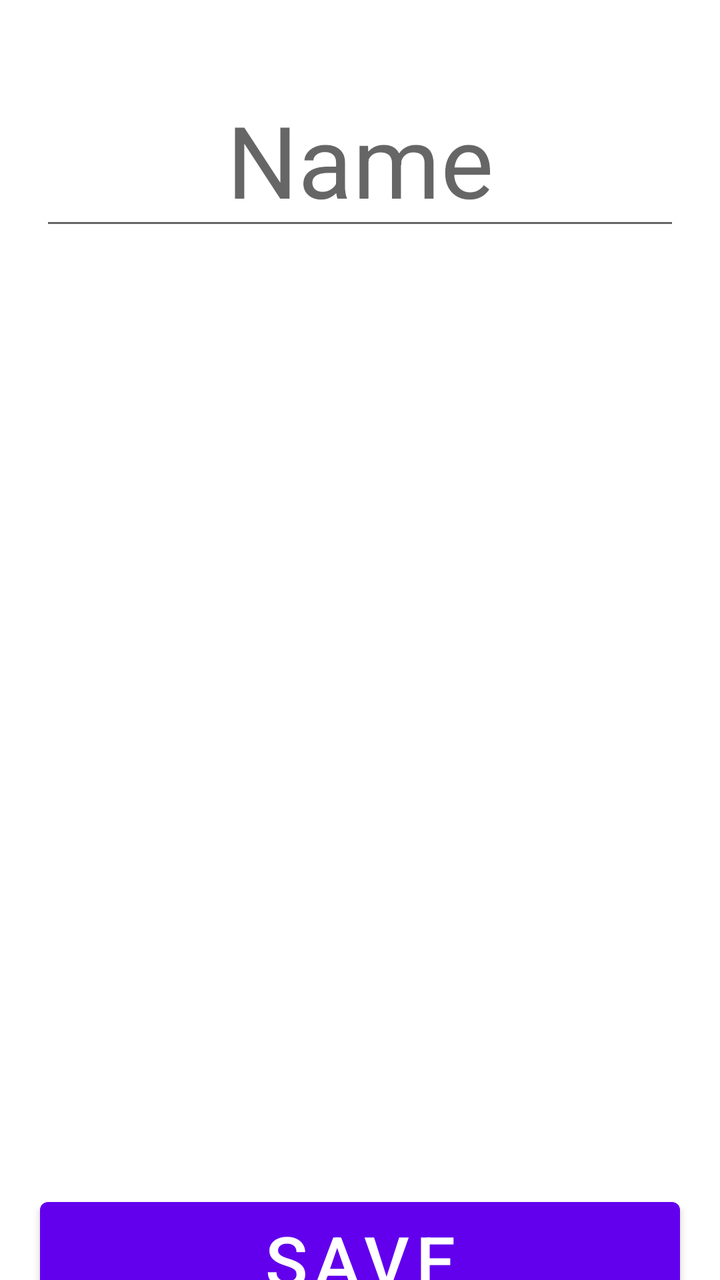
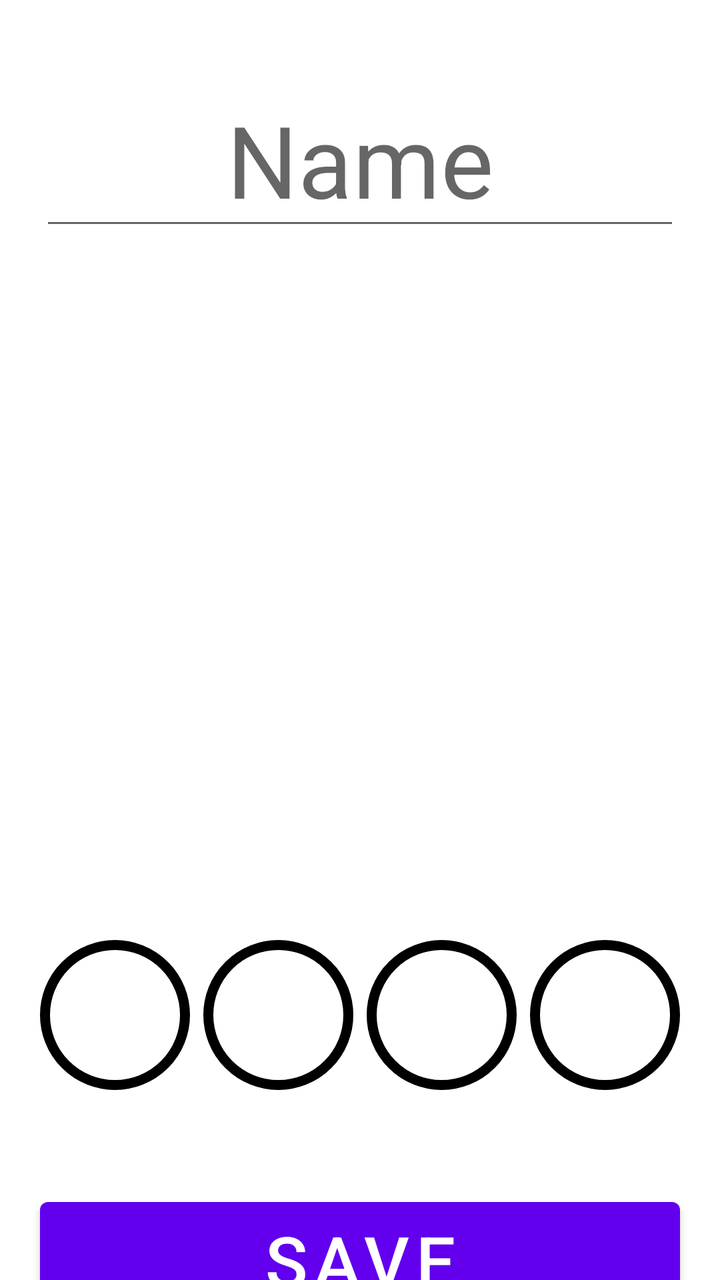

The first picture is an Android layout as it rendered before a commit; the second is the same layout after the commit. The layout source and the unified diff follow.
<!-- AndroidManifest.xml: application theme Theme.PetMonsters -->
<!-- res/layout/activity_character_editor.xml -->
<?xml version="1.0" encoding="utf-8"?>
<androidx.constraintlayout.widget.ConstraintLayout xmlns:android="http://schemas.android.com/apk/res/android"
    xmlns:app="http://schemas.android.com/apk/res-auto"
    xmlns:tools="http://schemas.android.com/tools"
    android:layout_width="match_parent"
    android:layout_height="match_parent"
    tools:context=".CharacterEditorActivity">

    <LinearLayout
        android:layout_width="match_parent"
        android:layout_height="match_parent"
        android:orientation="vertical">

        <EditText
            android:id="@+id/namePet_et"
            android:layout_width="match_parent"
            android:layout_height="70dp"
            android:layout_marginRight="20dp"
            android:layout_marginLeft="20dp"
            android:layout_marginTop="50dp"
            android:textAlignment="center"
            android:hint="Name"
            android:textSize="50dp"/>

        <LinearLayout
            android:layout_width="match_parent"
            android:layout_height="wrap_content"
            android:orientation="horizontal"
            android:layout_marginTop="50dp">

            <ImageView
                android:id="@+id/formerPet_iv"
                android:layout_width="30dp"
                android:layout_height="30dp"
                android:layout_marginLeft="20dp"
                android:layout_gravity="center"/>

            <View
                android:layout_width="0dp"
                android:layout_height="0dp"
                android:layout_weight="1"/>


            <ImageView
                android:id="@+id/pet_iv"
                android:layout_width="250dp"
                android:layout_height="250dp"
                android:layout_marginLeft="20dp"
                android:layout_marginRight="20dp"
                android:layout_gravity="fill_horizontal"/>

            <View
                android:layout_width="0dp"
                android:layout_height="0dp"
                android:layout_weight="1"/>

            <ImageView
                android:id="@+id/nextPet_iv"
                android:layout_width="30dp"
                android:layout_height="30dp"
                android:layout_marginRight="20dp"
                android:layout_gravity="center"/>

        </LinearLayout>

        <LinearLayout
            android:layout_width="match_parent"
            android:layout_height="wrap_content"
            android:orientation="horizontal"
            android:layout_marginTop="50dp">

            <ImageView
                android:id="@+id/color1_iv"
                android:layout_width="75dp"
                android:layout_height="75dp"
                android:layout_marginLeft="20dp"
                android:layout_gravity="center"/>

            <View
                android:layout_width="0dp"
                android:layout_height="0dp"
                android:layout_weight="1"/>

            <ImageView
                android:id="@+id/color2_iv"
                android:layout_width="75dp"
                android:layout_height="75dp"
                android:layout_gravity="center"/>

            <View
                android:layout_width="0dp"
                android:layout_height="0dp"
                android:layout_weight="1"/>

            <ImageView
                android:id="@+id/color3_iv"
                android:layout_width="75dp"
                android:layout_height="75dp"
                android:layout_gravity="center"/>

            <View
                android:layout_width="0dp"
                android:layout_height="0dp"
                android:layout_weight="1"/>

            <ImageView
                android:id="@+id/color4_iv"
                android:layout_width="75dp"
                android:layout_height="75dp"
                android:layout_marginRight="20dp"
                android:layout_gravity="center"/>

        </LinearLayout>

        <Button
            android:id="@+id/savePet_btn"
            android:layout_width="match_parent"
            android:layout_height="70dp"
            android:layout_marginLeft="20dp"
            android:layout_marginRight="20dp"
            android:layout_marginTop="50dp"
            android:text="SAVE"
            android:textSize="35dp"/>

    </LinearLayout>

</androidx.constraintlayout.widget.ConstraintLayout>
<!-- resources referenced by this layout -->
<resources>
  <style name="Theme.PetMonsters" parent="Theme.MaterialComponents.DayNight.DarkActionBar">
          
          <item name="colorPrimary">@color/purple_500</item>
          <item name="colorPrimaryVariant">@color/purple_700</item>
          <item name="colorOnPrimary">@color/white</item>
          
          <item name="colorSecondary">@color/teal_200</item>
          <item name="colorSecondaryVariant">@color/teal_700</item>
          <item name="colorOnSecondary">@color/black</item>
          
          <item name="android:statusBarColor">?attr/colorPrimaryVariant</item>
          
      </style>
  <color name="purple_500">#FF6200EE</color>
  <color name="purple_700">#FF3700B3</color>
  <color name="white">#FFFFFFFF</color>
  <color name="teal_200">#FF03DAC5</color>
  <color name="teal_700">#FF018786</color>
  <color name="black">#FF000000</color>
</resources>

<!-- the commit's change to res/layout/activity_character_editor.xml (unified diff, before → after) -->
@@ -71,10 +71,12 @@
 
             <ImageView
                 android:id="@+id/color1_iv"
+                android:src="@drawable/color_selector"
                 android:layout_width="75dp"
                 android:layout_height="75dp"
                 android:layout_marginLeft="20dp"
                 android:layout_gravity="center"/>
+
 
             <View
                 android:layout_width="0dp"
@@ -83,6 +85,7 @@
 
             <ImageView
                 android:id="@+id/color2_iv"
+                android:src="@drawable/color_selector"
                 android:layout_width="75dp"
                 android:layout_height="75dp"
                 android:layout_gravity="center"/>
@@ -94,6 +97,7 @@
 
             <ImageView
                 android:id="@+id/color3_iv"
+                android:src="@drawable/color_selector"
                 android:layout_width="75dp"
                 android:layout_height="75dp"
                 android:layout_gravity="center"/>
@@ -105,6 +109,7 @@
 
             <ImageView
                 android:id="@+id/color4_iv"
+                android:src="@drawable/color_selector"
                 android:layout_width="75dp"
                 android:layout_height="75dp"
                 android:layout_marginRight="20dp"
<!-- resource entries referenced after the edit -->
@@ -1,5 +1,20 @@
 <!-- resources referenced by this layout -->
 <resources>
+  <!-- drawable color_selector (drawable) -->
+  <?xml version="1.0" encoding="utf-8"?>
+  <shape
+      xmlns:android="http://schemas.android.com/apk/res/android"
+      android:shape="oval">
+  
+      <solid
+          android:color="#FFFFFF" />
+      <size
+          android:width="75dp"
+          android:height="75dp"/>
+  
+      <stroke android:color="@color/black"
+          android:width="5dp"/>
+  </shape>
   <style name="Theme.PetMonsters" parent="Theme.MaterialComponents.DayNight.DarkActionBar">
           
           <item name="colorPrimary">@color/purple_500</item>
